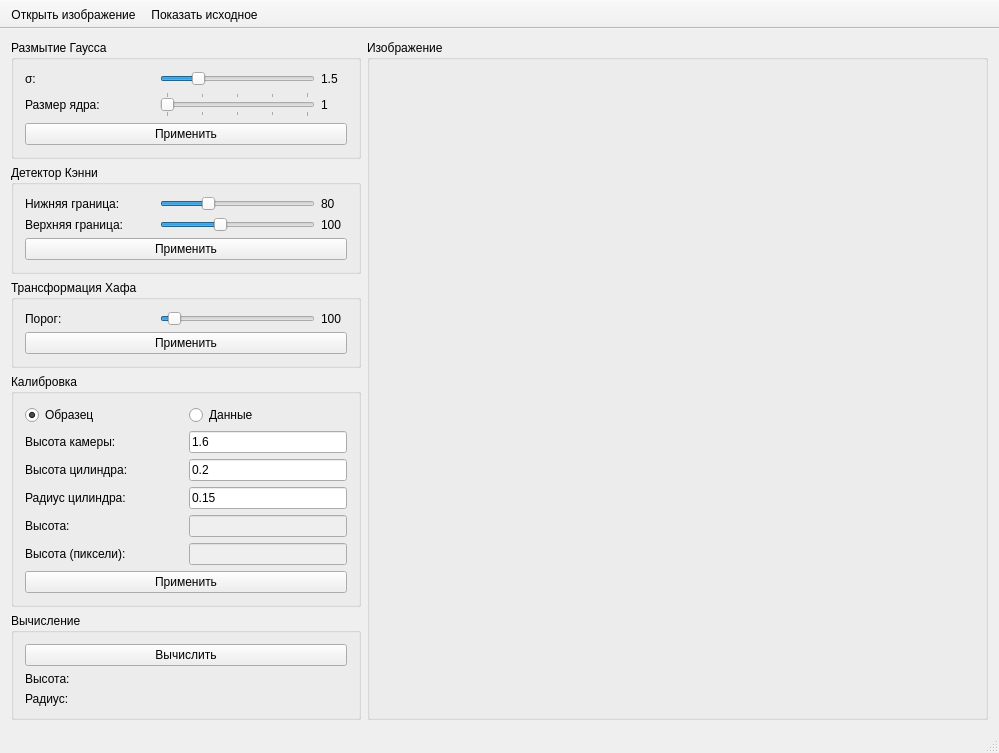
First picture: the form in ui/mainwindow.ui, repository AnisimoffNikita/course-project-cg, before the edit.
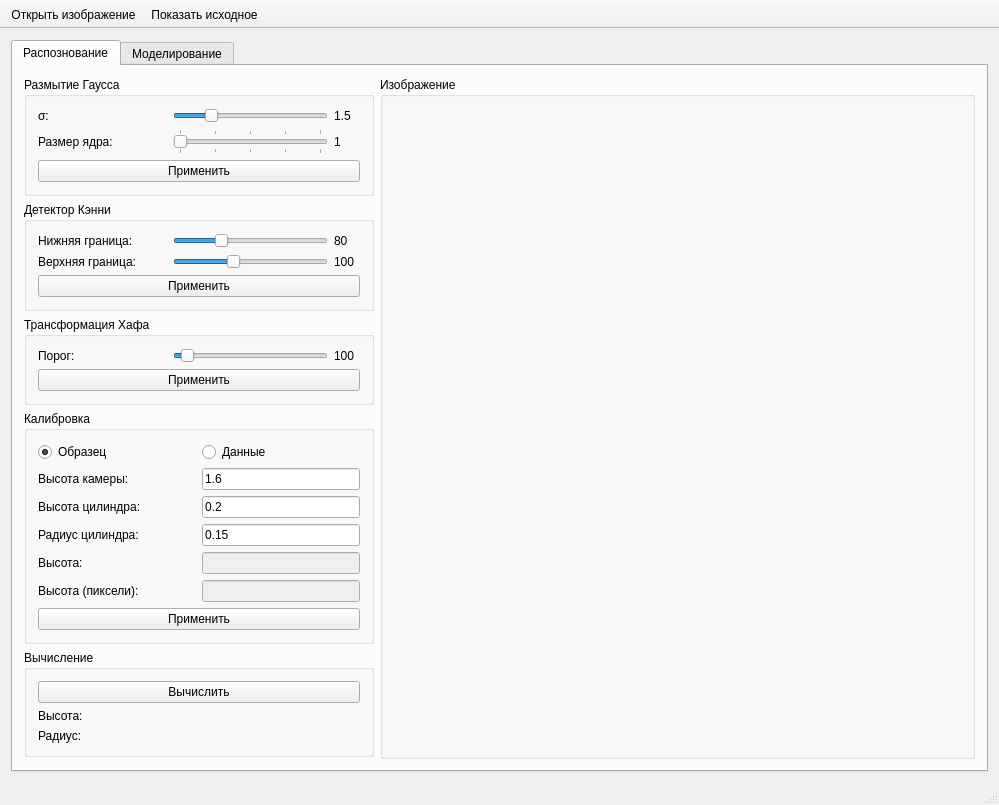
Second picture: the form after the edit. The open tabs and pages were chosen to show the change. Icons and pictures are not drawn. Custom widgets are drawn as their Qt base class.

```diff
--- a/ui/mainwindow.ui
+++ b/ui/mainwindow.ui
@@ -7,7 +7,7 @@
     <x>0</x>
     <y>0</y>
     <width>999</width>
-    <height>753</height>
+    <height>793</height>
    </rect>
   </property>
   <property name="windowTitle">
@@ -15,24 +15,16 @@
   </property>
   <widget class="QWidget" name="centralWidget">
    <layout class="QGridLayout" name="gridLayout_3">
-    <item row="0" column="1" rowspan="6">
-     <widget class="QGroupBox" name="grpImage">
-      <property name="minimumSize">
-       <size>
-        <width>400</width>
-        <height>400</height>
-       </size>
-      </property>
-      <property name="title">
-       <string>Изображение</string>
-      </property>
-      <layout class="QGridLayout" name="gridLayout_2">
        <item row="0" column="0">
-        <widget class="ImageView" name="imageView" native="true"/>
-       </item>
-      </layout>
-     </widget>
-    </item>
+     <widget class="QTabWidget" name="tabWidget">
+      <property name="currentIndex">
+       <number>1</number>
+      </property>
+      <widget class="QWidget" name="tabDetect">
+       <attribute name="title">
+        <string>Распознование</string>
+       </attribute>
+       <layout class="QGridLayout" name="gridLayout">
     <item row="0" column="0">
      <widget class="QGroupBox" name="grpGauss">
       <property name="minimumSize">
@@ -136,6 +128,176 @@
       </layout>
      </widget>
     </item>
+        <item row="0" column="1" rowspan="6">
+         <widget class="QGroupBox" name="grpImage">
+          <property name="minimumSize">
+           <size>
+            <width>400</width>
+            <height>400</height>
+           </size>
+          </property>
+          <property name="title">
+           <string>Изображение</string>
+          </property>
+          <layout class="QGridLayout" name="gridLayout_18">
+           <item row="0" column="0">
+            <widget class="ImageView" name="imageView" native="true"/>
+           </item>
+          </layout>
+         </widget>
+        </item>
+        <item row="1" column="0">
+         <widget class="QGroupBox" name="grpCanny">
+          <property name="minimumSize">
+           <size>
+            <width>350</width>
+            <height>0</height>
+           </size>
+          </property>
+          <property name="maximumSize">
+           <size>
+            <width>350</width>
+            <height>16777215</height>
+           </size>
+          </property>
+          <property name="title">
+           <string>Детектор Кэнни</string>
+          </property>
+          <layout class="QGridLayout" name="gridLayout_20" rowstretch="0,0,0" columnstretch="5,6,1">
+           <item row="0" column="2">
+            <widget class="QLabel" name="lblMinThresh">
+             <property name="text">
+              <string>80</string>
+             </property>
+            </widget>
+           </item>
+           <item row="1" column="0">
+            <widget class="QLabel" name="label_32">
+             <property name="text">
+              <string>Верхняя граница:</string>
+             </property>
+            </widget>
+           </item>
+           <item row="0" column="0">
+            <widget class="QLabel" name="label_33">
+             <property name="text">
+              <string>Нижняя граница:</string>
+             </property>
+            </widget>
+           </item>
+           <item row="1" column="1">
+            <widget class="QSlider" name="sldMaxThresh">
+             <property name="minimum">
+              <number>10</number>
+             </property>
+             <property name="maximum">
+              <number>250</number>
+             </property>
+             <property name="value">
+              <number>100</number>
+             </property>
+             <property name="orientation">
+              <enum>Qt::Horizontal</enum>
+             </property>
+            </widget>
+           </item>
+           <item row="0" column="1">
+            <widget class="QSlider" name="sldMinThresh">
+             <property name="minimum">
+              <number>10</number>
+             </property>
+             <property name="maximum">
+              <number>250</number>
+             </property>
+             <property name="value">
+              <number>80</number>
+             </property>
+             <property name="orientation">
+              <enum>Qt::Horizontal</enum>
+             </property>
+             <property name="tickPosition">
+              <enum>QSlider::NoTicks</enum>
+             </property>
+            </widget>
+           </item>
+           <item row="1" column="2">
+            <widget class="QLabel" name="lblMaxThresh">
+             <property name="text">
+              <string>100</string>
+             </property>
+            </widget>
+           </item>
+           <item row="2" column="0" colspan="3">
+            <widget class="QPushButton" name="btnCannyApply">
+             <property name="text">
+              <string>Применить</string>
+             </property>
+            </widget>
+           </item>
+          </layout>
+         </widget>
+        </item>
+        <item row="2" column="0">
+         <widget class="QGroupBox" name="grpHough">
+          <property name="minimumSize">
+           <size>
+            <width>350</width>
+            <height>0</height>
+           </size>
+          </property>
+          <property name="maximumSize">
+           <size>
+            <width>350</width>
+            <height>16777215</height>
+           </size>
+          </property>
+          <property name="title">
+           <string>Трансформация Хафа</string>
+          </property>
+          <layout class="QGridLayout" name="gridLayout_16" columnstretch="5,6,1">
+           <item row="0" column="2">
+            <widget class="QLabel" name="lblThresh">
+             <property name="text">
+              <string>100</string>
+             </property>
+            </widget>
+           </item>
+           <item row="0" column="1">
+            <widget class="QSlider" name="sldThresh">
+             <property name="minimum">
+              <number>50</number>
+             </property>
+             <property name="maximum">
+              <number>1000</number>
+             </property>
+             <property name="singleStep">
+              <number>10</number>
+             </property>
+             <property name="value">
+              <number>100</number>
+             </property>
+             <property name="orientation">
+              <enum>Qt::Horizontal</enum>
+             </property>
+            </widget>
+           </item>
+           <item row="0" column="0">
+            <widget class="QLabel" name="label_27">
+             <property name="text">
+              <string>Порог:</string>
+             </property>
+            </widget>
+           </item>
+           <item row="1" column="0" colspan="3">
+            <widget class="QPushButton" name="btnHoughApply">
+             <property name="text">
+              <string>Применить</string>
+             </property>
+            </widget>
+           </item>
+          </layout>
+         </widget>
+        </item>
     <item row="3" column="0">
      <widget class="QGroupBox" name="grpCalibrate">
       <property name="minimumSize">
@@ -251,67 +413,6 @@
       </layout>
      </widget>
     </item>
-    <item row="2" column="0">
-     <widget class="QGroupBox" name="grpHough">
-      <property name="minimumSize">
-       <size>
-        <width>350</width>
-        <height>0</height>
-       </size>
-      </property>
-      <property name="maximumSize">
-       <size>
-        <width>350</width>
-        <height>16777215</height>
-       </size>
-      </property>
-      <property name="title">
-       <string>Трансформация Хафа</string>
-      </property>
-      <layout class="QGridLayout" name="gridLayout_6" columnstretch="5,6,1">
-       <item row="0" column="2">
-        <widget class="QLabel" name="lblThresh">
-         <property name="text">
-          <string>100</string>
-         </property>
-        </widget>
-       </item>
-       <item row="0" column="1">
-        <widget class="QSlider" name="sldThresh">
-         <property name="minimum">
-          <number>50</number>
-         </property>
-         <property name="maximum">
-          <number>1000</number>
-         </property>
-         <property name="singleStep">
-          <number>10</number>
-         </property>
-         <property name="value">
-          <number>100</number>
-         </property>
-         <property name="orientation">
-          <enum>Qt::Horizontal</enum>
-         </property>
-        </widget>
-       </item>
-       <item row="0" column="0">
-        <widget class="QLabel" name="label_10">
-         <property name="text">
-          <string>Порог:</string>
-         </property>
-        </widget>
-       </item>
-       <item row="1" column="0" colspan="3">
-        <widget class="QPushButton" name="btnHoughApply">
-         <property name="text">
-          <string>Применить</string>
-         </property>
-        </widget>
-       </item>
-      </layout>
-     </widget>
-    </item>
     <item row="4" column="0">
      <widget class="QGroupBox" name="grpEval">
       <property name="minimumSize">
@@ -368,97 +469,6 @@
       </layout>
      </widget>
     </item>
-    <item row="1" column="0">
-     <widget class="QGroupBox" name="grpCanny">
-      <property name="minimumSize">
-       <size>
-        <width>350</width>
-        <height>0</height>
-       </size>
-      </property>
-      <property name="maximumSize">
-       <size>
-        <width>350</width>
-        <height>16777215</height>
-       </size>
-      </property>
-      <property name="title">
-       <string>Детектор Кэнни</string>
-      </property>
-      <layout class="QGridLayout" name="gridLayout_5" rowstretch="0,0,0" columnstretch="5,6,1">
-       <item row="0" column="2">
-        <widget class="QLabel" name="lblMinThresh">
-         <property name="text">
-          <string>80</string>
-         </property>
-        </widget>
-       </item>
-       <item row="1" column="0">
-        <widget class="QLabel" name="label_9">
-         <property name="text">
-          <string>Верхняя граница:</string>
-         </property>
-        </widget>
-       </item>
-       <item row="0" column="0">
-        <widget class="QLabel" name="label_8">
-         <property name="text">
-          <string>Нижняя граница:</string>
-         </property>
-        </widget>
-       </item>
-       <item row="1" column="1">
-        <widget class="QSlider" name="sldMaxThresh">
-         <property name="minimum">
-          <number>10</number>
-         </property>
-         <property name="maximum">
-          <number>250</number>
-         </property>
-         <property name="value">
-          <number>100</number>
-         </property>
-         <property name="orientation">
-          <enum>Qt::Horizontal</enum>
-         </property>
-        </widget>
-       </item>
-       <item row="0" column="1">
-        <widget class="QSlider" name="sldMinThresh">
-         <property name="minimum">
-          <number>10</number>
-         </property>
-         <property name="maximum">
-          <number>250</number>
-         </property>
-         <property name="value">
-          <number>80</number>
-         </property>
-         <property name="orientation">
-          <enum>Qt::Horizontal</enum>
-         </property>
-         <property name="tickPosition">
-          <enum>QSlider::NoTicks</enum>
-         </property>
-        </widget>
-       </item>
-       <item row="1" column="2">
-        <widget class="QLabel" name="lblMaxThresh">
-         <property name="text">
-          <string>100</string>
-         </property>
-        </widget>
-       </item>
-       <item row="2" column="0" colspan="3">
-        <widget class="QPushButton" name="btnCannyApply">
-         <property name="text">
-          <string>Применить</string>
-         </property>
-        </widget>
-       </item>
-      </layout>
-     </widget>
-    </item>
     <item row="5" column="0">
      <spacer name="verticalSpacer">
       <property name="orientation">
@@ -474,6 +484,20 @@
     </item>
    </layout>
   </widget>
+      <widget class="QWidget" name="tabModel">
+       <attribute name="title">
+        <string>Моделирование</string>
+       </attribute>
+       <layout class="QGridLayout" name="gridLayout_2">
+        <item row="0" column="0">
+         <widget class="ModelView" name="modelView" native="true"/>
+        </item>
+       </layout>
+      </widget>
+     </widget>
+    </item>
+   </layout>
+  </widget>
   <widget class="QToolBar" name="mainToolBar">
    <property name="enabled">
     <bool>true</bool>
@@ -521,6 +545,12 @@
    <header>src/widgets/imageview.h</header>
    <container>1</container>
   </customwidget>
+  <customwidget>
+   <class>ModelView</class>
+   <extends>QWidget</extends>
+   <header>src/widgets/modelview.h</header>
+   <container>1</container>
+  </customwidget>
  </customwidgets>
  <resources/>
  <connections/>
```
Left out of the diff: 22 changed lines with no effect on the pictures. Lines whose indentation alone changed are shown as unchanged.
